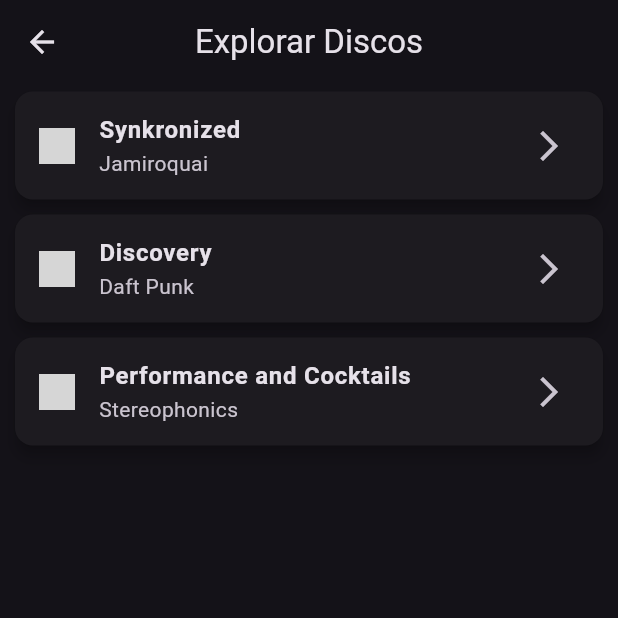
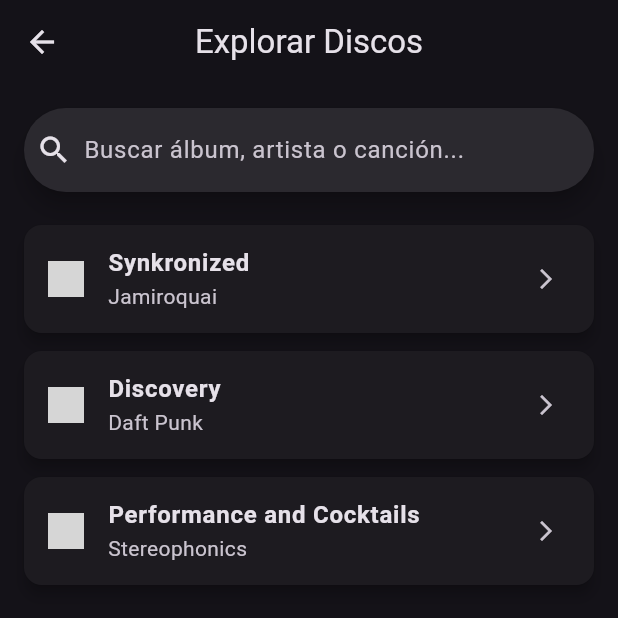
Before and after one commit to Jarkeer/AlbumLog, a Flutter app: the ExploreView screen opened directly, on a phone screen of 412 x 824 dp, the top half of it. Run offline on Flutter 3.47's test engine with Material 3 defaults, Android fonts, the phone set to English and light mode, and no system bars; missing offline and left inert: album_log; statements that could not run were skipped; grey boxes are pictures that could not be loaded.

Commit message:
Barra de busqueda y discos similares
- en la explore_screen.dart se agrego el widget searchBar, para una barra de busqueda
- en detail_screen.dart se agrego otro ListViewer.build

```diff
--- a/lib/ui/screens/explore_screen.dart
+++ b/lib/ui/screens/explore_screen.dart
@@ -10,12 +10,25 @@
   Widget build(BuildContext context) {
     return Scaffold(
       appBar: AppBar(title: const Text('Explorar Discos')),
-      body: ListView.builder(
+      body: Column(
+        children: [
+          // 1. Barra de Búsqueda Simulada
+          Padding(
+            padding: const EdgeInsets.all(16.0),
+            child: SearchBar(
+              hintText: 'Buscar álbum, artista o canción...',
+              leading: const Icon(Icons.search),
+              onTap: () {
+              },
+            ),
+          ),
+          Expanded(
+            child: ListView.builder(
               itemCount: albums.length,
               itemBuilder: (context, index) {
                 final AlbumModel currentAlbum = albums[index];
                 return Card(
-            margin: const EdgeInsets.symmetric(horizontal: 10, vertical: 5),
+                  margin: const EdgeInsets.symmetric(horizontal: 16, vertical: 6),
                   child: ListTile(
                     leading: Image.asset(
                       currentAlbum.imagePath,
@@ -26,12 +39,12 @@
                     ),
                     title: Text(currentAlbum.title, style: const TextStyle(fontWeight: FontWeight.bold)),
                     subtitle: Text(currentAlbum.artist),
-              trailing: const Icon(Icons.arrow_forward_ios),
+                    trailing: const Icon(Icons.arrow_forward_ios, size: 16),
                     onTap: () {
                       Navigator.push(
                         context,
                         MaterialPageRoute(
-                    builder: (context) => DetailView(album: currentAlbum),
+                          builder: (context) => DetailScreen(album: currentAlbum),
                         ),
                       );
                     },
@@ -39,6 +52,9 @@
                 );
               },
             ),
+          ),
+        ],
+      ),
     );
   }
 }
```
Also changed, not shown: lib/ui/screens/detail_screen.dart (+58 -4 lines). Lines whose indentation alone changed are shown as unchanged.
